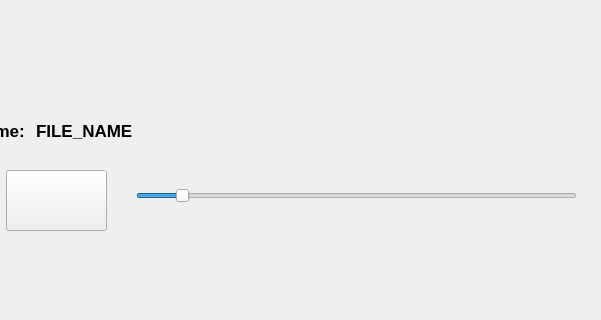
This is mainwindow.ui in MilanJzo/eda-mp3 as Qt 5 draws it before an edit; both pictures show x 194 to 795 and y 280 to 600 of the 795 by 600 pixel window. The edited form follows.
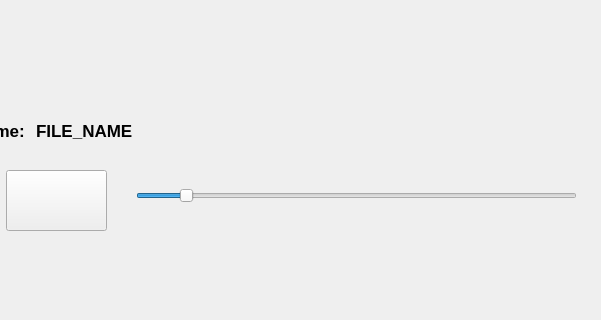
This is the edited form.

Commit message:
is making music
- careful is loud
- you can change loudness

Patch:
```diff
--- a/mainwindow.ui
+++ b/mainwindow.ui
@@ -88,7 +88,7 @@
      </rect>
     </property>
     <property name="minimum">
-     <number>1</number>
+     <number>0</number>
     </property>
     <property name="maximum">
      <number>100</number>
```
The commit also changes 2 other files.
